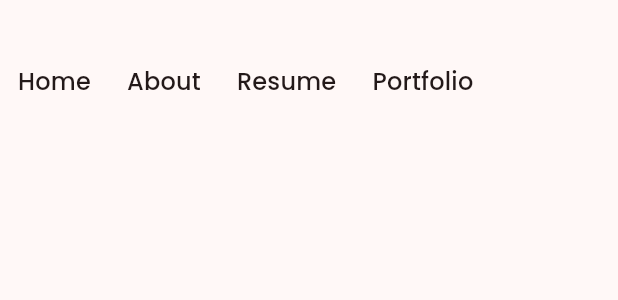
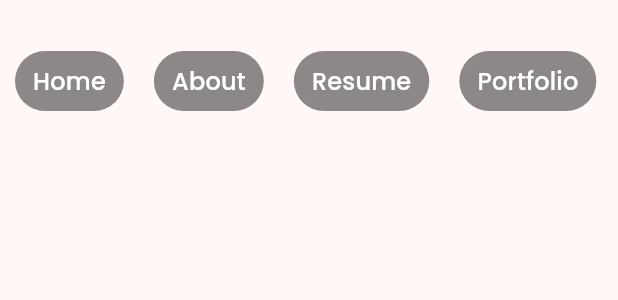
Before and after one commit to harundemir918/my_portfolio, a Flutter app: the HomeNavigationBar widget shown alone on an empty page, opened directly, on a phone screen of 412 x 824 dp. Shown: the top 300 px of the screen. Run offline on Flutter 3.47's test engine with Material 2 defaults, Android fonts, the phone set to English and light mode, and no system bars; our stand-ins replace flutter_svg, get, google_fonts, responsive_framework, url_strategy; missing offline and left inert: gif.

Commit message:
home navigation bar color fix

```diff
--- a/lib/ui/views/home/components/home_navigation_bar.dart
+++ b/lib/ui/views/home/components/home_navigation_bar.dart
@@ -5,8 +5,8 @@ Date: 28.06.2023
 
 import 'package:flutter/material.dart';
 
-import '../../../../core/base/base_controller.dart';
 import '../../../../core/constants/constants.dart';
+import 'home_navigation_bar_item.dart';
 
 class HomeNavigationBar extends StatelessWidget {
   const HomeNavigationBar({
@@ -21,14 +21,7 @@ class HomeNavigationBar extends StatelessWidget {
           mainAxisSize: MainAxisSize.min,
           children: pageList
               .map(
-                (page) => TextButton(
-                  onPressed: () => BaseController.navigationController
-                      .changePage(page.index),
-                  child: Text(
-                    page.title,
-                    style: Theme.of(context).textTheme.titleMedium,
-                  ),
-                ),
+                (page) => HomeNavigationBarItem(page: page),
               )
               .toList(),
         ),
--- /dev/null
+++ b/lib/ui/views/home/components/home_navigation_bar_item.dart
@@ -0,0 +1,40 @@
+/*
+Author: Harun Demir
+Date: 29.06.2023
+*/
+
+import 'package:flutter/material.dart';
+
+import '../../../../core/base/base_controller.dart';
+import '../../../../core/constants/constants.dart';
+import '../../../../core/models/page_model.dart';
+
+class HomeNavigationBarItem extends StatelessWidget {
+  final PageModel page;
+
+  const HomeNavigationBarItem({
+    required this.page,
+    super.key,
+  });
+
+  @override
+  Widget build(BuildContext context) => Container(
+        margin: const EdgeInsets.symmetric(
+          horizontal: kDefaultPadding,
+        ),
+        child: TextButton(
+          onPressed: () =>
+              BaseController.navigationController.changePage(page.index),
+          style: IconButton.styleFrom(
+            backgroundColor: Colors.black45,
+            hoverColor: kPrimaryColor,
+          ),
+          child: Text(
+            page.title,
+            style: Theme.of(context).textTheme.titleMedium?.copyWith(
+                  color: kWhiteColor,
+                ),
+          ),
+        ),
+      );
+}
```
